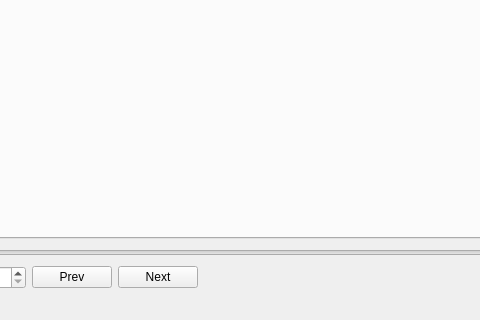
Qt form tools/ld-dropout-detect/mainwindow.ui (syzd/ld-decode) before a commit; both pictures show x 98 to 578 and y 280 to 600 of the 800 by 600 pixel window.
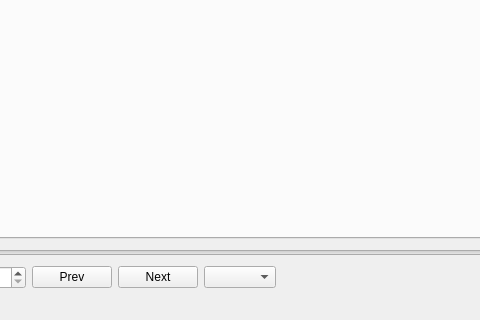
The same form after that commit.

Commit message: Fixed frame display and added combo-box to control highlighting

```diff
--- a/tools/ld-dropout-detect/mainwindow.ui
+++ b/tools/ld-dropout-detect/mainwindow.ui
@@ -78,6 +78,9 @@
           </property>
          </widget>
         </item>
+        <item>
+         <widget class="QComboBox" name="overlayComboBox"/>
+        </item>
         <item>
          <spacer name="horizontalSpacer">
           <property name="orientation">
```
The commit also changes 3 other files.
